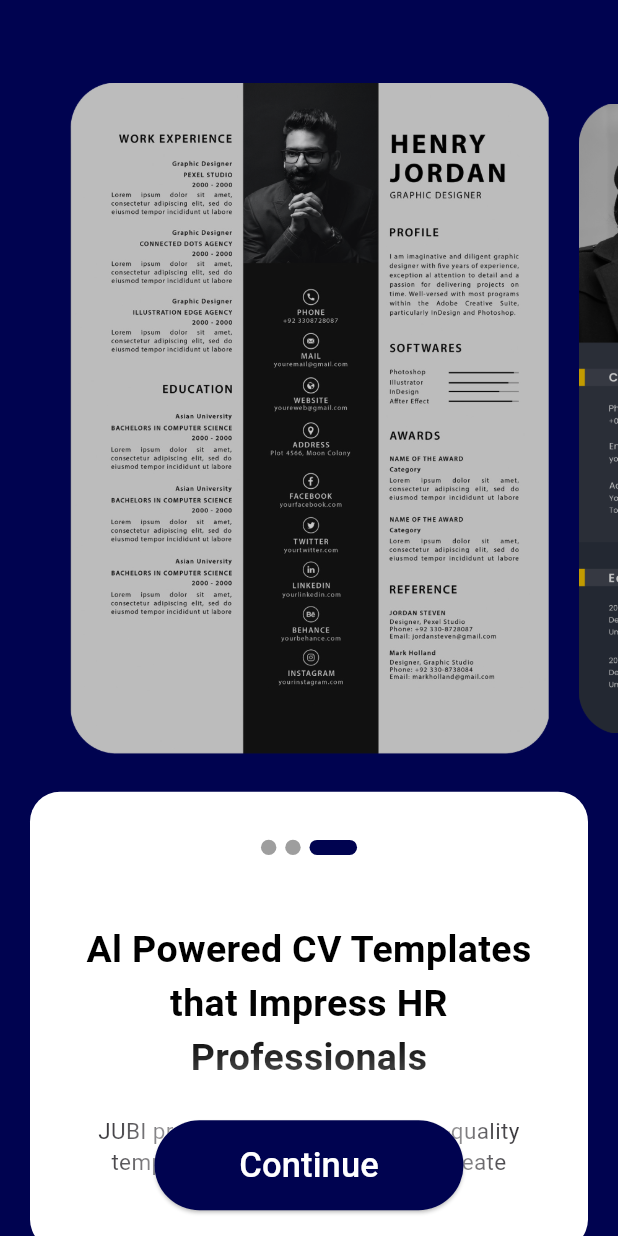
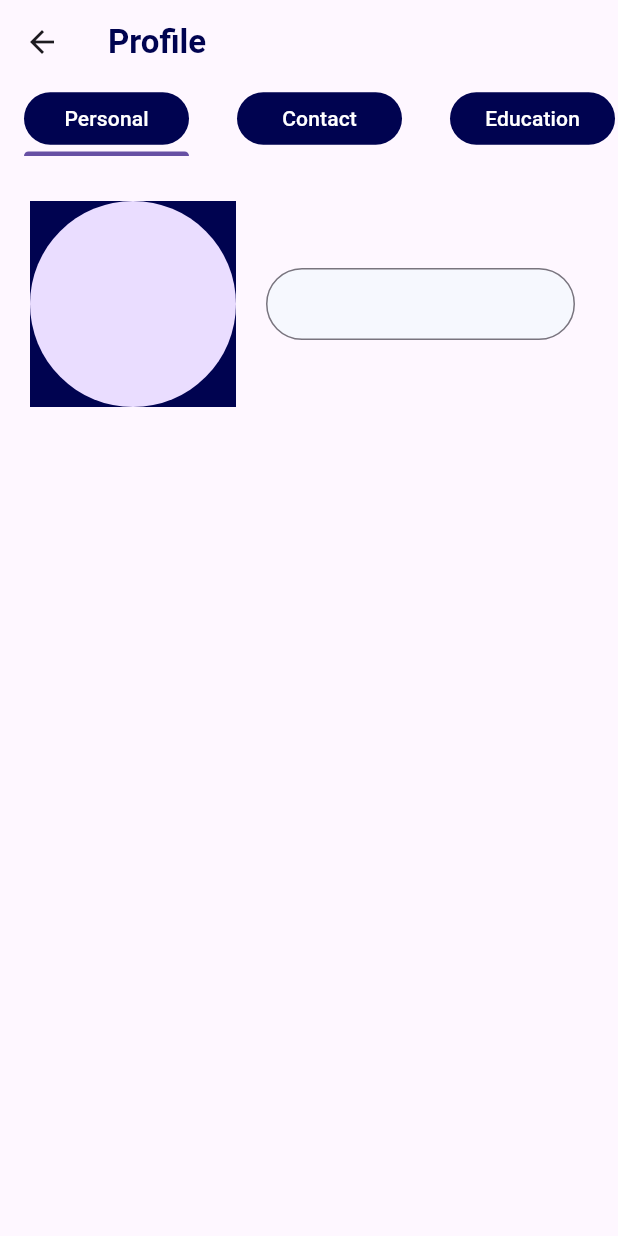
Before and after one commit to Prafulpatnecha/resume_cv, a Flutter app: the ContinueThirdPage screen opened by its route, after a tap on "Continue", on a phone screen of 412 x 824 dp. Run offline on Flutter 3.47's test engine with Material 3 defaults, Android fonts, the phone set to English and light mode, and no system bars; drawn by our look-alikes of carousel_slider.

Commit message:
20-05-24

```diff
--- a/lib/controller/controlling_all_file.dart
+++ b/lib/controller/controlling_all_file.dart
@@ -10,7 +10,8 @@ class ResumeApp extends StatelessWidget {
       debugShowCheckedModeBanner: false,
       title: 'Akhil Sir',
       // title:'Resume Cv'
-      initialRoute: '/started',
+      // initialRoute: '/started',
+      initialRoute: '/profile',
       // initialRoute: '/first',
       // initialRoute: '/third',
       routes: Approutes.routes,
--- a/lib/controller/routes.dart
+++ b/lib/controller/routes.dart
@@ -1,5 +1,6 @@
 
 import 'package:flutter/material.dart';
+import 'package:resume_cv/home/navigatortype_file/profilefile/profilepage.dart';
 import 'package:resume_cv/home/startedfile/started_page.dart';
 
 import '../home/continuefile/continuefirstpage/continuepagefirst.dart';
@@ -15,5 +16,6 @@ class Approutes
     '/first':(context)=>const ContinueFirstPage(),
     '/second':(context)=>const ContinueSecondPage(),
     '/third':(context)=>const ContinueThirdPage(),
+    '/profile':(context)=>const ProfilePage(),
   };
 }
--- a/lib/home/continuefile/continuethirdpage/continuepagethird.dart
+++ b/lib/home/continuefile/continuethirdpage/continuepagethird.dart
@@ -79,12 +79,12 @@ class _ContinueThirdPageState extends State<ContinueThirdPage> {
                         buttonfind: ElevatedButton(
                           style: ButtonStyle(
                             minimumSize:
-                                MaterialStateProperty.all(Size(w / 2, 60)),
-                            backgroundColor: MaterialStateColor.resolveWith(
+                                WidgetStateProperty.all(Size(w / 2, 60)),
+                            backgroundColor: WidgetStateColor.resolveWith(
                                 (states) => onScreenColor),
                           ),
                           onPressed: () {
-                            Navigator.of(context).pushNamed('');
+                            Navigator.of(context).pushNamed('/profile');
                           },
                           child: const Text(
                             'Continue',
--- /dev/null
+++ b/lib/home/navigatortype_file/components/container_components.dart
@@ -0,0 +1,26 @@
+import 'package:flutter/material.dart';
+
+import '../../../utils/colors.dart';
+Widget containerTab({required String textFind}) {
+  return Container(
+    height: 35,
+    width: 110,
+    decoration: BoxDecoration(
+        color: onScreenColor,
+        borderRadius: BorderRadius.circular(20)),
+    child: Center(
+        child: Text(
+          textFind.toString(),
+          style: TextStyle(color: Colors.white),
+        )),
+  );
+}
+TextFormField nameTextField() {
+  return TextFormField(
+    cursorColor: Colors.black,
+    decoration: InputDecoration(
+      border: OutlineInputBorder(borderRadius: BorderRadius.circular(30)),
+      isDense: true,
+    ),
+  );
+}
--- /dev/null
+++ b/lib/home/navigatortype_file/profilefile/profilepage.dart
@@ -0,0 +1,111 @@
+// import 'dart:nativewrappers/_internal/vm/lib/core_patch.dart';
+
+import 'package:flutter/material.dart';
+import 'package:resume_cv/utils/colors.dart';
+
+import '../../../utils/globle_controller.dart';
+import '../components/container_components.dart';
+
+class ProfilePage extends StatefulWidget {
+  const ProfilePage({super.key});
+
+  @override
+  State<ProfilePage> createState() => _ProfilePageState();
+}
+
+class _ProfilePageState extends State<ProfilePage> {
+  @override
+  Widget build(BuildContext context) {
+    double h=MediaQuery.of(context).size.height;
+    double w=MediaQuery.of(context).size.width;
+    return DefaultTabController(
+      initialIndex: 0,
+      length: 10,
+      child: Scaffold(
+        // bottomNavigationBar: BottomNavigationBar(
+        //   currentIndex: 1,
+        //   items: [],
+        // ),
+        appBar: AppBar(
+          title: Text(
+            'Profile',
+            style: TextStyle(color: onScreenColor, fontWeight: FontWeight.bold),
+          ),
+          bottom: TabBar(
+            tabAlignment: TabAlignment.start,
+            isScrollable: true,
+            dividerHeight: 0,
+            // labelPadding: EdgeInsets.zero,
+            // padding: EdgeInsets.zero,
+           // indicatorPadding: EdgeInsets.zero ,
+            // physics: ScrollPhysics(),
+            // labelPadding: EdgeInsets.zero,
+            tabs: [
+              Tab(
+                child: containerTab(textFind: 'Personal'),
+              ),
+              Tab(
+                child: containerTab(textFind: 'Contact'),
+              ),
+              Tab(
+                child: containerTab(textFind: 'Education'),
+              ),
+              Tab(child: containerTab(textFind: 'Experience'),),
+              Tab(child: containerTab(textFind: 'Certificate'),),
+              Tab(child: containerTab(textFind: 'Language'),),
+              Tab(child: containerTab(textFind: 'Skills'),),
+              Tab(child: containerTab(textFind: 'Hobbies'),),
+              Tab(child: containerTab(textFind: 'Reference'),),
+              Tab(icon: Icon(Icons.check_circle_outline,color: onScreenColor,),),
+            ],
+          ),
+        ),
+        body: TabBarView(
+            children: [
+              Container(
+                child: Form(
+                  key: personalkey,
+                  child: Column(
+                    children: [
+                      const SizedBox(height: 30,),
+                      Row(
+                        children: [
+                          const SizedBox(width: 20,),
+                          Container(
+                            height: h/6,
+                            width: w/3,
+                            color: onScreenColor,
+                            child: const CircleAvatar(
+                              radius: double.infinity,
+                            ),
+                          ),
+                          const SizedBox(width: 20,),
+                          Container(
+                            width: w/2,
+                            decoration: BoxDecoration(
+                            color: onTextFiledColor,
+                              borderRadius: BorderRadius.circular(30)
+                            ),
+                            child: nameTextField(),
+                          )
+                        ],
+                      ),
+                    ],
+                  ),
+                ),
+              ),
+              Container(),
+              Container(),
+              Container(),
+              Container(),
+              Container(),
+              Container(),
+              Container(),
+              Container(),
+              Container(),
+            ]
+        ),
+      ),
+    );
+  }
+}
--- a/lib/utils/colors.dart
+++ b/lib/utils/colors.dart
@@ -2,3 +2,4 @@ import 'dart:ui';
 
 Color onScreenColor=const Color(0xff000350);
 Color onContinueColor=const Color(0xff524EBC);
+Color onTextFiledColor=const Color(0xffF6F8FE);
--- /dev/null
+++ b/lib/utils/globle_controller.dart
@@ -0,0 +1,3 @@
+import 'package:flutter/material.dart';
+
+GlobalKey<FormState> personalkey=GlobalKey();
```
Also changed, not shown: pubspec.lock.
